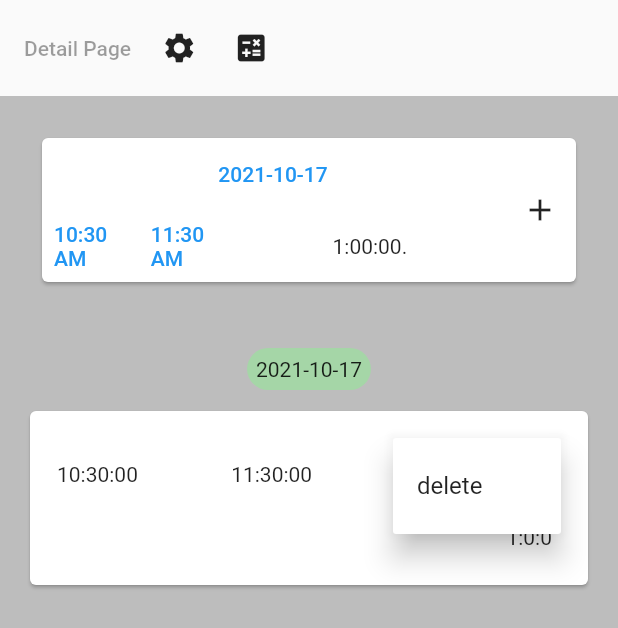
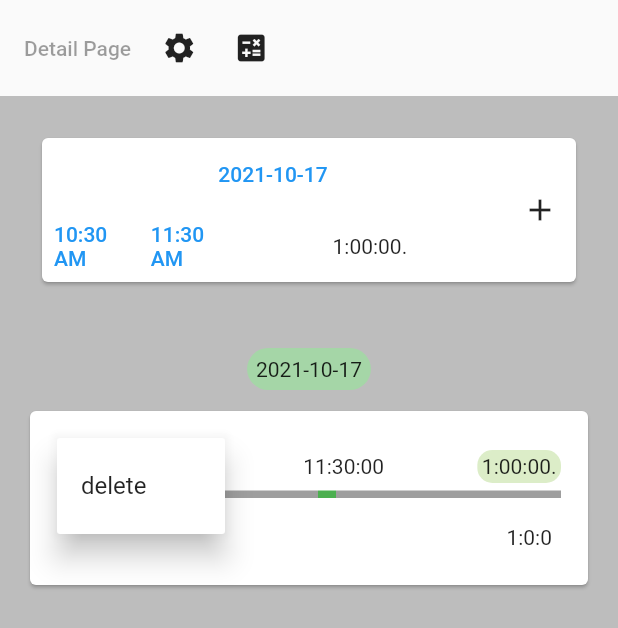
Before and after one commit to hpn33/job_schedule, a Flutter app: the HomePage screen opened directly, after a tap on the "add" icon, after a tap on the "more vert" icon, on a phone screen of 412 x 824 dp. Shown: the top 628 px of the screen. Run offline on Flutter 3.47's test engine with Material 2 defaults, Android fonts, the phone set to English and light mode, and no system bars; our stand-ins replace flutter_hooks, flutter_riverpod, hive_flutter, hooks_riverpod, moor; accounts and stored records are empty; generated files the repository leaves out were written again.

Commit message:
better time show (ui)

```diff
--- a/lib/src/page/home/comp/day_record_card.dart
+++ b/lib/src/page/home/comp/day_record_card.dart
@@ -60,15 +60,29 @@ class DayRecordCard extends StatelessWidget {
   Widget timeCard(BuildContext context, Time time) {
     return Padding(
       padding: const EdgeInsets.all(2.0),
-      child: InkWell(
-        onTap: () {},
       child: Row(
+        children: [
+          PopupMenuButton<String>(
+            onSelected: (String result) {
+              if (result == 'delete') {
+                context.read(dbProvider).timeDao.remove(time);
+              }
+            },
+            itemBuilder: (BuildContext context) => <PopupMenuEntry<String>>[
+              const PopupMenuItem<String>(
+                value: 'delete',
+                child: Text('delete'),
+              ),
+            ],
+          ),
+          Expanded(
+            child: Column(
+              children: [
+                Row(
                   mainAxisAlignment: MainAxisAlignment.spaceBetween,
                   children: [
                     Text(DateFormat.Hms().format(time.start)),
                     Text(DateFormat.Hms().format(time.end)),
-            Row(
-              children: [
                     Container(
                       decoration: BoxDecoration(
                         borderRadius: BorderRadius.circular(10),
@@ -79,26 +93,48 @@ class DayRecordCard extends StatelessWidget {
                           .toString()
                           .substring(0, 8)),
                     ),
-                PopupMenuButton<String>(
-                  onSelected: (String result) {
-                    if (result == 'delete') {
-                      context.read(dbProvider).timeDao.remove(time);
-                    }
-                  },
-                  itemBuilder: (BuildContext context) =>
-                      <PopupMenuEntry<String>>[
-                    const PopupMenuItem<String>(
-                      value: 'delete',
-                      child: Text('delete'),
+                  ],
                 ),
-                  ],
-                )
+
+                ///
+                const SizedBox(height: 5),
+
+                ///
+                Row(
+                  children: [
+                    Expanded(
+                      flex: getFlexOfTime(time.start),
+                      child: Container(
+                        color: Colors.grey,
+                        height: 5,
+                      ),
+                    ),
+                    Expanded(
+                      flex: getFlexOfTime(time.end) - getFlexOfTime(time.start),
+                      child: Container(
+                        color: Colors.green,
+                        height: 5,
+                      ),
+                    ),
+                    Expanded(
+                      flex: 1440 - getFlexOfTime(time.end),
+                      child: Container(
+                        color: Colors.grey,
+                        height: 5,
+                      ),
+                    ),
                   ],
                 ),
               ],
             ),
           ),
+        ],
+      ),
     );
+  }
+
+  int getFlexOfTime(DateTime time) {
+    return ((time.hour * 60) + time.minute + (time.second / 60)).toInt();
   }
 
   String sumOfTimes(List<Time> times) {
```
Lines whose indentation alone changed are shown as unchanged.
